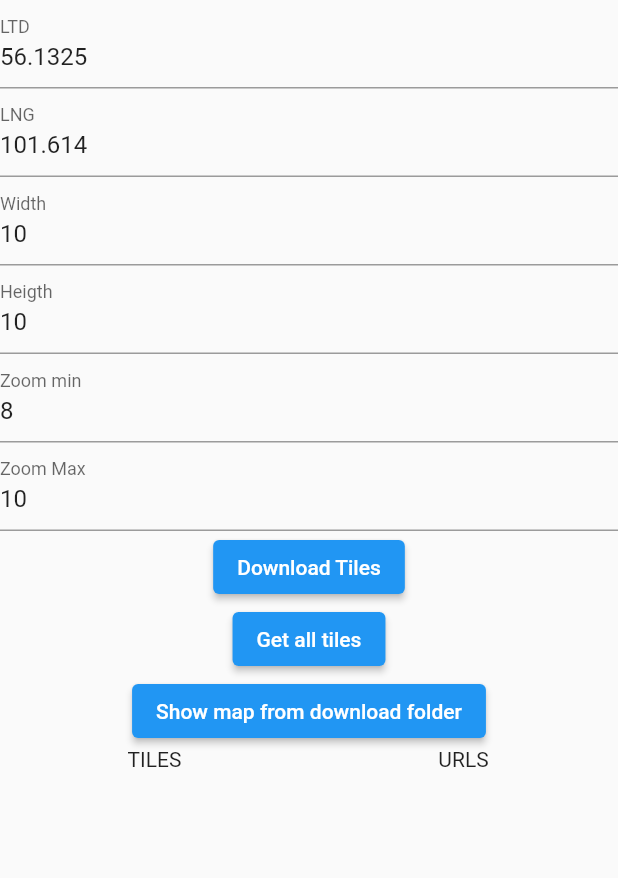
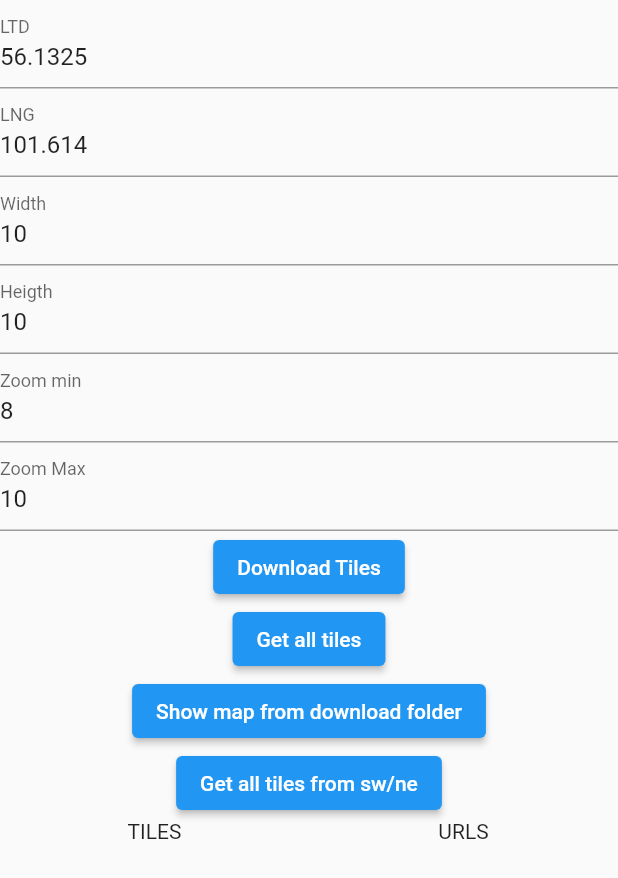
Before and after one commit to maxnemoy/map, a Flutter app: the screen it shows after launch, on a phone screen of 412 x 824 dp. Shown: the top 878 px of the screen. Run offline on Flutter 3.47's test engine with Material 2 defaults, Android fonts, the phone set to English and light mode, and no system bars; our stand-ins replace flutter_map, latlong2, location.

Commit message:
get from sw/nw

```diff
--- a/lib/main.dart
+++ b/lib/main.dart
@@ -112,6 +112,23 @@ class _HomePageState extends State<HomePage> {
                   MaterialPageRoute(builder: (context) => const MapView()));
             },
             child: const Text("Show map from download folder")),
+            ElevatedButton(
+            onPressed: () {
+              tiles = DownloadTileHalper(
+                  options: DownloadTileOptions(
+                      southWest: LatLng(56.09962, 101.506805),
+                      northEast: LatLng(56.206704, 101.729279)
+                      ),
+                      // tileLayerOptions: TileLayerOptions(
+                      //                       urlTemplate:"https://{s}.tile.openstreetmap.org/{z}/{x}/{y}.png",
+                      //                       subdomains: ['a', 'b', 'c'],
+                      //                       attributionBuilder: (_) {
+                      //                         return Text("© OpenStreetMap contributors");
+                      //                       })
+                        );
+              tiles!.downloadMap();
+            },
+            child: const Text("Get all tiles from sw/ne")),
         Expanded(
           child: Row(
             children: [
```
